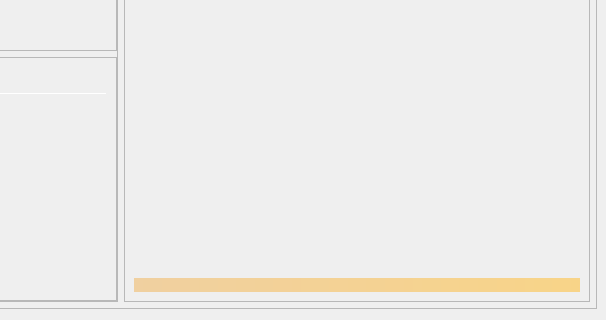
Above: src/qt/forms/overviewpage.ui from xumacoin/xuma-core before the change; both pictures show x 372 to 978 and y 521 to 841 of the 978 by 841 pixel window. Below: the same form after it.
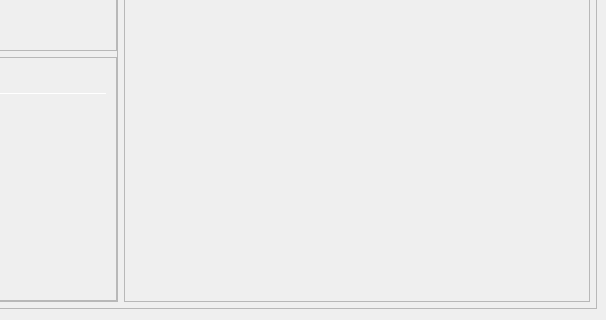
That is the form after the change.

Diff of the .ui file:
```diff
--- a/src/qt/forms/overviewpage.ui
+++ b/src/qt/forms/overviewpage.ui
@@ -1208,7 +1208,7 @@
                      </size>
                     </property>
                     <property name="styleSheet">
-                     <string notr="true">background-color: qlineargradient(x1: 0, y1: 0, x2: 1, y2: 0, stop:0 #F0D0A0, stop:1 #F8D488); color:#000000;</string>
+                     <string notr="true"><!--background-color: qlineargradient(x1: 0, y1: 0, x2: 1, y2: 0, stop:0 #F0D0A0, stop:1 #F8D488); color:#000000;--></string>
                     </property>
                     <property name="text">
                      <string/>
```
